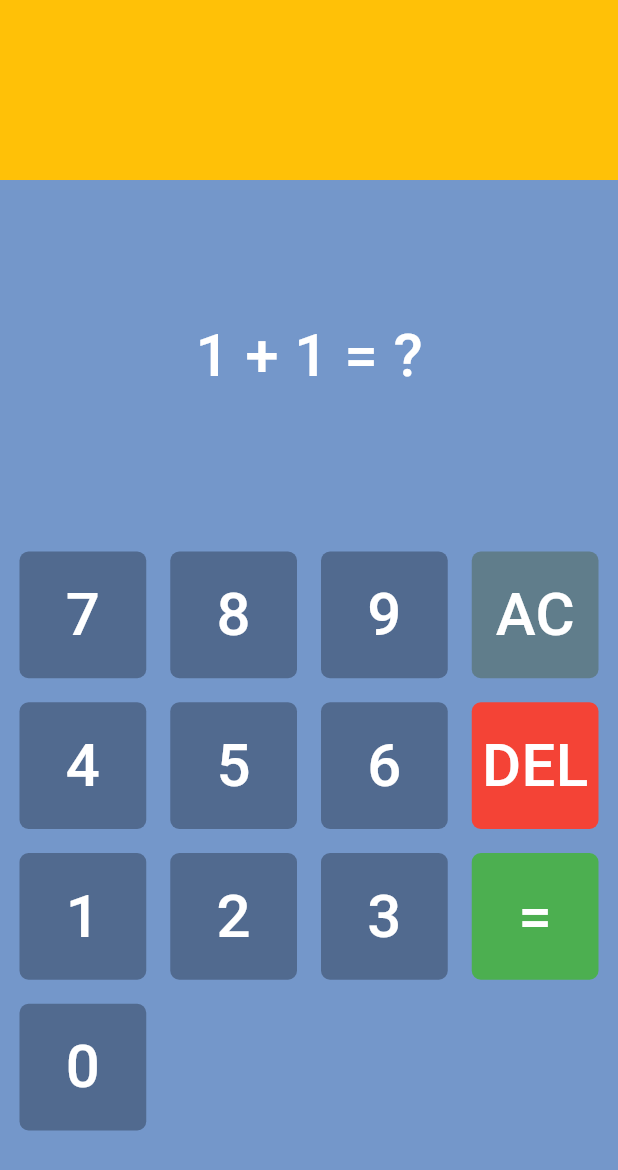
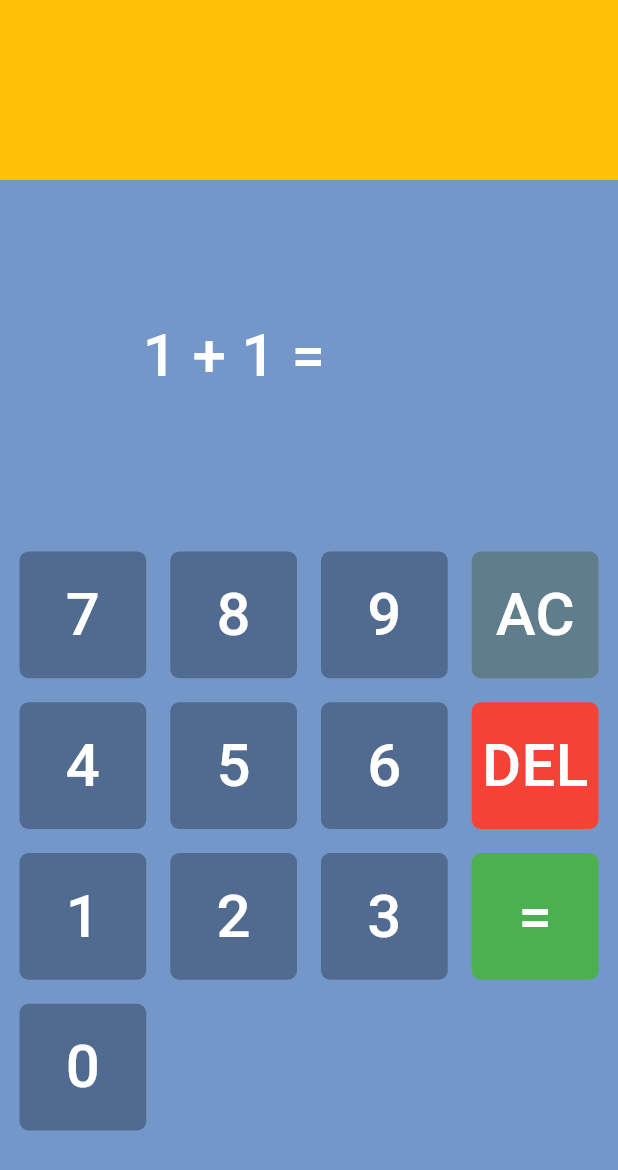
Before and after one commit to nouhaila-17/Test_your_brain, a Flutter app: the GameScreen screen opened by its route, on a phone screen of 412 x 824 dp. Shown: the top 1170 px of the screen. Run offline on Flutter 3.47's test engine with Material 2 defaults, Android fonts, the light colour scheme and no system bars.

Commit message:
working pad without the =

```diff
--- a/test_your_brain/lib/screens/game_screen.dart
+++ b/test_your_brain/lib/screens/game_screen.dart
@@ -1,3 +1,4 @@
+import 'package:flutter/foundation.dart';
 import 'package:flutter/material.dart';
 import 'package:test_your_brain/styles/color.dart';
 import 'package:test_your_brain/utils/pad_buttons.dart';
@@ -29,7 +30,35 @@ class _GameScreenState extends State<GameScreen> {
     '=',
     '0',
   ];
+  //user's answer
+  String userAnswer = '';
+  //tapped button
+  void tappedButton(String clicked) {
+    setState(() {
+      if (clicked == '=') {
+        //seing if the user is correct
+        checkResult();
+      } else if (clicked == 'DEL') {
+        if (userAnswer == '') {
+          userAnswer = '';
+        } else {
+          userAnswer = userAnswer.substring(0, userAnswer.length - 1);
+        }
+        //deliting the last number only
+      } else if (clicked == 'AC') {
+        //deleting everything
+        userAnswer = '';
+      } else {
+        //max numbers ton enter
+        if (userAnswer.length < 3) {
+          userAnswer += clicked;
+        }
+      }
+    });
+  }
 
+//checking the results
+  void checkResult() {}
   @override
   Widget build(BuildContext context) {
     return Scaffold(
@@ -44,13 +73,26 @@ class _GameScreenState extends State<GameScreen> {
           //operation
           Expanded(
             flex: 1,
-            // ignore: avoid_unnecessary_containers
-            child: Container(
-              child: const Center(
-                child: Text(
-                  '1 + 1 = ?',
-                  style: SmallTextStyle.smallTextStyle,
-                ),
+            child: Center(
+              child: Row(
+                mainAxisAlignment: MainAxisAlignment.center,
+                children: [
+                  //operation
+                  const Text(
+                    '1 + 1 = ',
+                    style: SmallTextStyle.smallTextStyle,
+                  ),
+                  //answer
+                  Container(
+                    height: 60,
+                    width: 90,
+                    //color: Colors.amber,
+                    child: Text(
+                      userAnswer,
+                      style: SmallTextStyle.smallTextStyle,
+                    ),
+                  ),
+                ],
               ),
             ),
           ),
@@ -71,6 +113,7 @@ class _GameScreenState extends State<GameScreen> {
                   itemBuilder: (context, index) {
                     return NumberButton(
                       child: numberPad[index],
+                      onTap: () => tappedButton(numberPad[index]),
                     );
                   }),
             ),
--- a/test_your_brain/lib/utils/pad_buttons.dart
+++ b/test_your_brain/lib/utils/pad_buttons.dart
@@ -5,11 +5,13 @@ import '../styles/color.dart';
 
 class NumberButton extends StatelessWidget {
   final String child;
+  final VoidCallback onTap;
   var buttonColor = MyColors.boxColor;
 
   NumberButton({
     super.key,
     required this.child,
+    required this.onTap,
   });
 
   @override
@@ -24,6 +26,9 @@ class NumberButton extends StatelessWidget {
     }
     return Padding(
       padding: const EdgeInsets.all(8.0),
+      //button in a way
+      child: GestureDetector(
+        onTap: onTap,
         child: Container(
           decoration: BoxDecoration(
             color: buttonColor,
@@ -36,6 +41,7 @@ class NumberButton extends StatelessWidget {
             ),
           ),
         ),
+      ),
     );
   }
 }
```
Also changed, not shown: 1 other file. Lines whose indentation alone changed are shown as unchanged.
